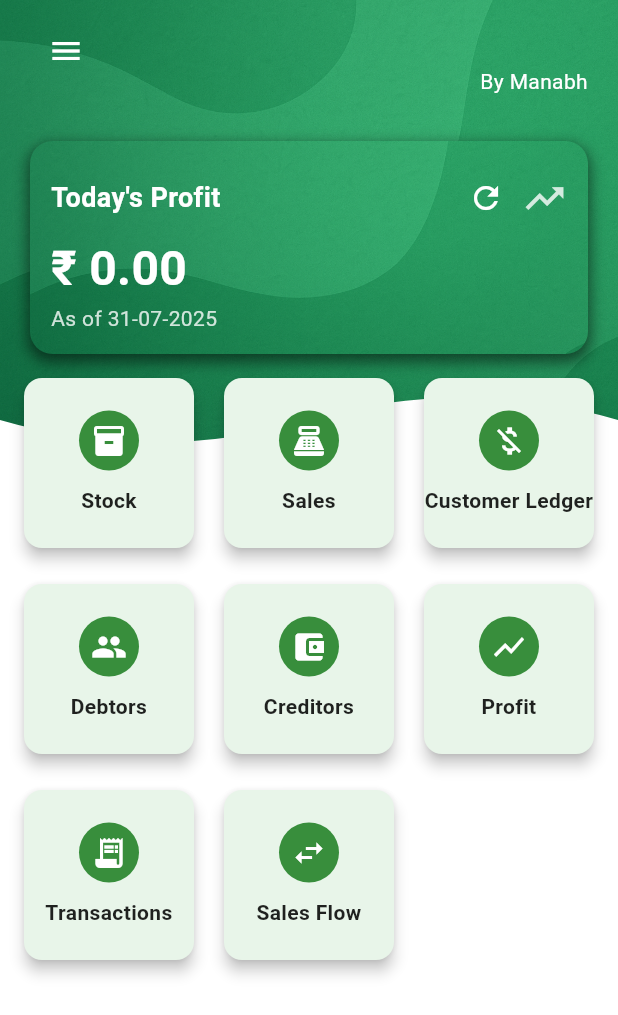
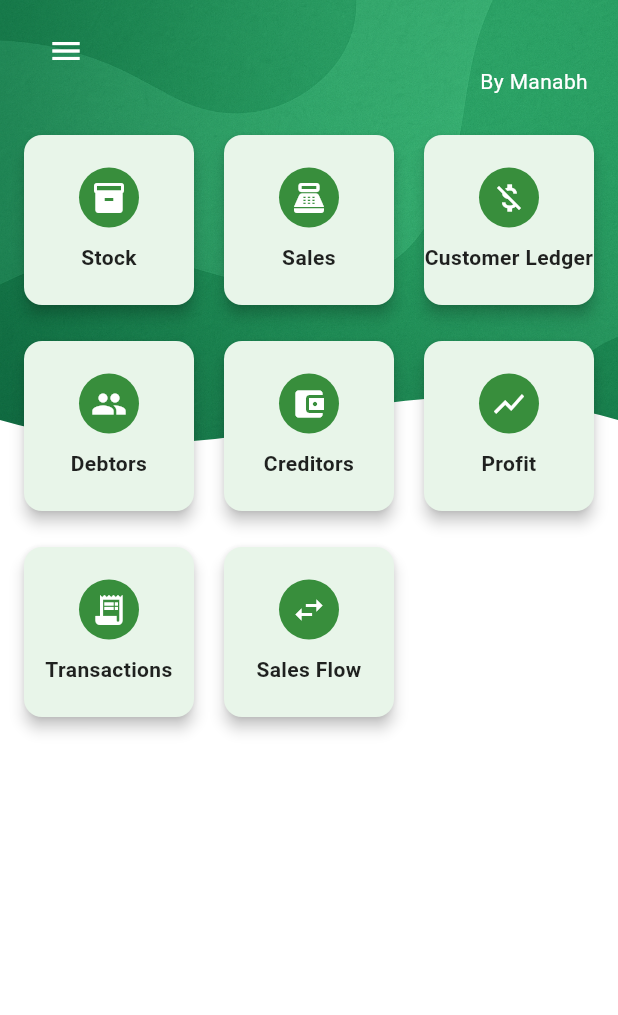
Before and after one commit to ajinkyamanabh11/ipa_file, a Flutter app: the HomeScreen screen opened by its route, on a phone screen of 412 x 824 dp. Shown: the top 1015 px of the screen. Run offline on Flutter 3.47's test engine with Material 3 defaults, Android fonts, the phone set to English and light mode, and no system bars; our stand-ins replace csv, fixnum, fl_chart, get, get_storage, google_sign_in; missing offline and left inert: googleapis; accounts and stored records are empty.

Commit message:
Optimize CSV loading, remove today's profit, and improve pagination
Co-authored-by: ajayparkhe2002 <ajayparkhe2002@gmail.com>

```diff
--- a/lib/Screens/home_screen.dart
+++ b/lib/Screens/home_screen.dart
@@ -12,8 +12,7 @@ import '../routes/routes.dart'; // ⬅ route constants
 // Import the ThemeController
 import '../controllers/theme_controller.dart';
 
-// Import the NEW TodayProfitController
-import '../controllers/today_profit_controller.dart';
+
 
 // other feature screens that still open by widget (if any) can stay imported
 
@@ -234,7 +233,6 @@ class _HomeScreenState extends State<HomeScreen> with TickerProviderStateMixin {
   @override
   Widget build(BuildContext context) {
     final controller = Get.find<GoogleSignInController>();
-    final todayProfitController = Get.put(TodayProfitController());
     final themeController = Get.find<ThemeController>();
 
     return Scaffold(
@@ -427,95 +425,6 @@ class _HomeScreenState extends State<HomeScreen> with TickerProviderStateMixin {
                           ),
                         ),
                       ),
-                      // Todays Profit Card
-                      Padding( // Use Padding instead of Positioned now that it's in a Column
-                        padding: const EdgeInsets.fromLTRB(20, 20, 20, 0), // Adjust top padding
-                        child: Container(
-                          decoration: BoxDecoration(
-                            borderRadius: BorderRadius.circular(15),
-                            boxShadow: [
-                              BoxShadow(
-                                // Box shadow color can be theme-dependent, but black54 is often good for both.
-                                color: Colors.black54,
-                                spreadRadius: 1,
-                                blurRadius: 8,
-                                offset: const Offset(0, 4),
-                              ),
-                            ],
-                            // NEW: Use DecorationImage for the background
-                            image: const DecorationImage(
-                              image: AssetImage('assets/appbarimg.png'),
-                              fit: BoxFit.cover, // Ensures the image covers the card area
-                              // You might want to adjust colorFilter for better text readability
-                              // colorFilter: ColorFilter.mode(Colors.black.withOpacity(0.4), BlendMode.darken),
-                            ),
-                          ),
-                          child: Card(
-                            color: Colors.transparent, // Keep transparent to show Container's image
-                            elevation: 0,
-                            shape: RoundedRectangleBorder(borderRadius: BorderRadius.circular(15)),
-                            child: Padding(
-                              padding: const EdgeInsets.all(10),
-                              child: Column(
-                                crossAxisAlignment: CrossAxisAlignment.start,
-                                children: [
-                                  Row(
-                                    mainAxisAlignment: MainAxisAlignment.spaceBetween,
-                                    children: [
-                                      const Text(
-                                        "Today's Profit",
-                                        style: TextStyle(
-                                          fontSize: 18,
-                                          fontWeight: FontWeight.bold,
-                                          color: Colors.white, // Keep text white for contrast on image
-                                        ),
-                                      ),
-                                      Row( // Wrap icon and button in another Row for alignment
-                                        children: [
-                                          IconButton( // NEW: Refresh button
-                                            icon: const Icon(Icons.refresh, color: Colors.white), // Keep white for contrast
-                                            onPressed: () {
-                                              // Call loadTodayProfit from the new controller
-                                              todayProfitController.loadTodayProfit();
-                                            },
-                                            tooltip: "Refresh Today's Profit",
-                                          ),
-                                          Icon(Icons.trending_up, color: Colors.white.withOpacity(0.8), size: 30), // Keep white for contrast
-                                        ],
-                                      ),
-                                    ],
-                                  ),
-
-                                  Obx(() {
-                                    if (todayProfitController.isLoadingTodayProfit.value) { // Use new controller's loading state
-                                      return LinearProgressIndicator(
-                                        color: Theme.of(context).colorScheme.onPrimary, // Use theme color
-                                        backgroundColor: Theme.of(context).primaryColor, // Use theme color
-                                      );
-                                    }
-                                    return Text(
-                                      '₹ ${todayProfitController.todayTotalProfit.value.toStringAsFixed(2)}', // Use new controller's profit
-                                      style: const TextStyle(
-                                        fontSize: 32,
-                                        fontWeight: FontWeight.bold,
-                                        color: Colors.white, // Keep white for contrast on image
-                                      ),
-                                    );
-                                  }),
-
-                                  Text(
-                                    'As of ${DateFormat('dd-MM-yyyy').format(DateTime.now())}',
-                                    style: TextStyle(
-                                      fontSize: 14,
-                                      color: Colors.white.withOpacity(0.8), // Keep white for contrast on image
-                                    ),
-                                  ),
-                                ],
-                              ),
-                            ),
-                          ),
-                        ),
-                      ),
                       // Grid Dashboard: Now using GridView.builder for staggered animation
                       Expanded( // Takes remaining vertical space in the Column
                         child: GridView.builder(
--- a/lib/Screens/profit_screen.dart
+++ b/lib/Screens/profit_screen.dart
@@ -212,7 +212,7 @@ class _ProfitReportScreenState extends State<ProfitReportScreen> {
         headingRowColor: MaterialStateProperty.all(Theme.of(context).colorScheme.surfaceVariant),
         columnSpacing: 24,
         rowsPerPage: rowsPer,
-        availableRowsPerPage: sortedRows.length < 10 && sortedRows.isNotEmpty ? [rowsPer] : const [10, 25, 50], // Provide more options if data grows
+        availableRowsPerPage: sortedRows.length < 10 && sortedRows.isNotEmpty ? [rowsPer] : [10, 25, 50, 100, sortedRows.length], // Show all data option
         showFirstLastButtons: true,
         columns: [
           DataColumn(label: Text('Sr.', style: Theme.of(context).textTheme.titleSmall)),
--- a/lib/controllers/customerLedger_Controller.dart
+++ b/lib/controllers/customerLedger_Controller.dart
@@ -99,7 +99,8 @@ class CustomerLedgerController extends GetxController {
       requiresSignIn(false);
 
       // 🔴 CRITICAL CHANGE: Load all necessary CSVs via CsvDataService
-      await _csvDataService.loadAllCsvs(forceDownload: forceRefreshCsv);
+              // Only force download if explicitly requested via refresh
+        await _csvDataService.loadAllCsvs(forceDownload: forceRefreshCsv);
 
       // Check if the necessary CSVs from CsvDataService are available
       if (_csvDataService.accountMasterCsv.value.isEmpty ||
--- a/lib/controllers/item_type_controller.dart
+++ b/lib/controllers/item_type_controller.dart
@@ -52,7 +52,8 @@ class ItemTypeController extends GetxController with BaseRemoteController {
     errorMessage.value = null;
 
     try {
-      await _csvDataService.loadAllCsvs(forceDownload: forceRefresh);
+      // Only force download if explicitly requested via refresh
+    await _csvDataService.loadAllCsvs(forceDownload: forceRefresh);
 
       final String masterCsv = _csvDataService.itemMasterCsv.value;
       final String detailCsv = _csvDataService.itemDetailCsv.value;
--- a/lib/controllers/profit_report_controller.dart
+++ b/lib/controllers/profit_report_controller.dart
@@ -108,7 +108,8 @@ class ProfitReportController extends GetxController {
     log('📈 ProfitReportController: Starting load for dates: $startDate to $endDate (Force Refresh parameter received: $forceRefresh)');
 
     try {
-      await _csvDataService.loadAllCsvs(forceDownload: forceRefresh);
+      // Only force download if explicitly requested via refresh
+    await _csvDataService.loadAllCsvs(forceDownload: forceRefresh);
       log('📈 ProfitReportController: CsvDataService.loadAllCsvs completed. Force download was: $forceRefresh');
 
       // Check dataset size and determine processing method
--- a/lib/controllers/sales_controller.dart
+++ b/lib/controllers/sales_controller.dart
@@ -107,7 +107,8 @@ class SalesController extends GetxController with BaseRemoteController {
   Future<void> _loadSales({bool forceRefresh = false}) async {
     try {
       // 1. Load all necessary CSVs from Google Drive (or cache).
-      await _csvDataService.loadAllCsvs(forceDownload: forceRefresh);
+      // Only force download if explicitly requested via refresh
+    await _csvDataService.loadAllCsvs(forceDownload: forceRefresh);
 
       // Get the raw CSV string content from the service.
       final String salesMasterCsv = _csvDataService.salesMasterCsv.value;
--- a/lib/controllers/stock_report_controller.dart
+++ b/lib/controllers/stock_report_controller.dart
@@ -96,7 +96,8 @@ class StockReportController extends GetxController {
     processingProgress.value = 0.0;
 
     try {
-      await _csvDataService.loadAllCsvs(forceDownload: forceRefresh);
+      // Only force download if explicitly requested via refresh
+    await _csvDataService.loadAllCsvs(forceDownload: forceRefresh);
 
       if (_csvDataService.itemDetailCsv.value.isEmpty || _csvDataService.itemMasterCsv.value.isEmpty) {
         errorMessage.value = 'Required CSV data (ItemMaster or ItemDetail) is empty. Please ensure files are on Google Drive.';
--- a/lib/controllers/today_profit_controller.dart
+++ b/lib/controllers/today_profit_controller.dart
@@ -30,9 +30,8 @@ class TodayProfitController extends GetxController {
     log('📆 TodayProfitController: Loading today\'s profit for $today');
 
     try {
-      // 🔴 CRITICAL CHANGE: Use the centralized CsvDataService to get CSV data.
-      // Force download here to ensure the dashboard profit is always fresh.
-      await _csvDataService.loadAllCsvs(forceDownload: true);
+      // Load CSV data from cache first, only download if needed
+      await _csvDataService.loadAllCsvs(forceDownload: false);
 
       final masterCsv = _csvDataService.salesMasterCsv.value;
       final detailsCsv = _csvDataService.salesDetailsCsv.value;
```
Also changed, not shown: lib/services/CsvDataServices.dart (+30 -2 lines), 1 other file.
